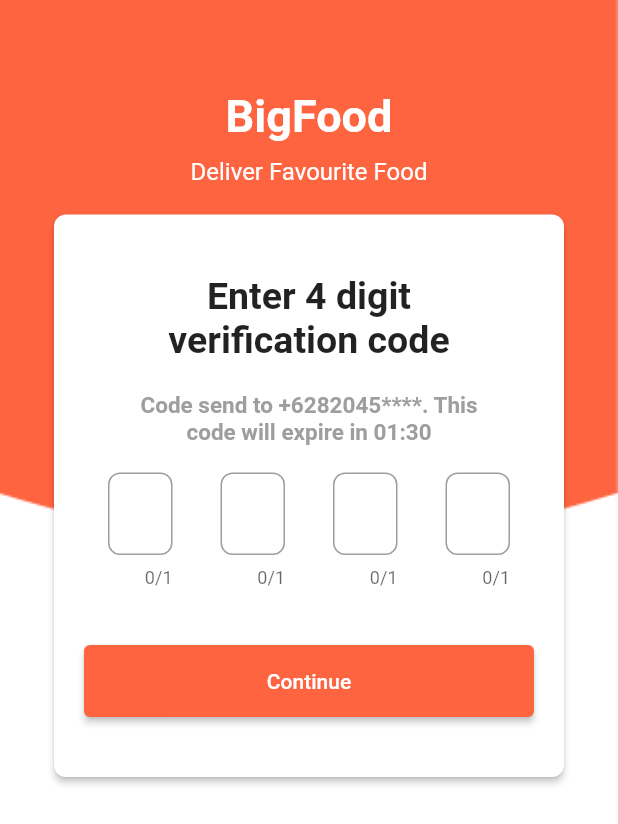
After one commit to flutter-preview/VachellChristiansen-BigFood, a Flutter app: the VerificationScreen screen opened by its route, on a phone screen of 412 x 824 dp. The commit adds this screen. Shown: the top 824 px of the screen. Run offline on Flutter 3.47's test engine with Material 2 defaults, Android fonts, the phone set to English and light mode, and no system bars; project files that could hold a hidden picture were left out.

Commit message:
menambahkan halaman verification tapi belum sempurna karena 0/1

```diff
--- /dev/null
+++ b/lib/Components/verificationcode_screen.dart
@@ -0,0 +1,236 @@
+import 'package:flutter/material.dart';
+
+class VerificationScreen extends StatefulWidget {
+  @override
+  _LoginScreenState createState() => _LoginScreenState();
+}
+
+class _LoginScreenState extends State<VerificationScreen> {
+  bool _showPassword = false;
+  final TextEditingController _otpController1 = TextEditingController();
+  final TextEditingController _otpController2 = TextEditingController();
+  final TextEditingController _otpController3 = TextEditingController();
+  final TextEditingController _otpController4 = TextEditingController();
+
+  @override
+  Widget build(BuildContext context) {
+    return Scaffold(
+      resizeToAvoidBottomInset: false,
+      body: SingleChildScrollView(
+        child: Container(
+          decoration: BoxDecoration(
+            image: DecorationImage(
+              image: AssetImage('assets/background.png'),
+              fit: BoxFit.cover,
+            ),
+          ),
+          child: Center(
+            child: Padding(
+              padding: const EdgeInsets.all(20.0),
+              child: Column(
+                mainAxisAlignment: MainAxisAlignment.center,
+                children: [
+                  Image.asset(
+                    'assets/logo.png',
+                    width: 40.0,
+                    height: 40.0,
+                  ),
+                  Text(
+                    'BigFood',
+                    style: TextStyle(
+                      fontSize: 30.0,
+                      fontWeight: FontWeight.bold,
+                      color: Color.fromARGB(255, 255, 255, 255),
+                    ),
+                  ),
+                  SizedBox(height: 10.0),
+                  Text(
+                    'Deliver Favourite Food',
+                    style: TextStyle(
+                      fontSize: 16.0,
+                      color: Color.fromARGB(255, 255, 255, 255),
+                    ),
+                  ),
+                  SizedBox(height: 15.0),
+                  CardBox(
+                    child: Container(
+                      width: 300.0, // Ubah lebar CardBox sesuai kebutuhan
+                      child: Column(
+                        children: [
+                          SizedBox(height: 20.0),
+                          Text(
+                            'Enter 4 digit \nverification code',
+                            textAlign: TextAlign.center,
+                            style: TextStyle(
+                              fontSize: 25.0,
+                              fontWeight: FontWeight.bold,
+                            ),
+                          ),
+                          SizedBox(height: 20.0),
+                          Text(
+                            'Code send to +6282045****. This \ncode will expire in 01:30',
+                            textAlign: TextAlign.center,
+                            style: TextStyle(
+                              fontSize: 15.0,
+                              fontWeight: FontWeight.bold,
+                              color: Colors.grey,
+                            ),
+                          ),
+                          SizedBox(height: 10.0),
+                          Row(
+                            mainAxisAlignment: MainAxisAlignment.spaceEvenly,
+                            children: [
+                              Expanded(
+                                child: BoxWrapper(
+                                  child: BoxTextField(
+                                    hintText: '',
+                                    obscureText: true,
+                                    controller: _otpController1,
+                                    maxLength: 1,
+                                  ),
+                                ),
+                              ),
+                              Expanded(
+                                child: BoxWrapper(
+                                  child: BoxTextField(
+                                    hintText: '',
+                                    obscureText: true,
+                                    controller: _otpController2,
+                                    maxLength: 1,
+                                  ),
+                                ),
+                              ),
+                              Expanded(
+                                child: BoxWrapper(
+                                  child: BoxTextField(
+                                    hintText: '',
+                                    obscureText: true,
+                                    controller: _otpController3,
+                                    maxLength: 1,
+                                  ),
+                                ),
+                              ),
+                              Expanded(
+                                child: BoxWrapper(
+                                  child: BoxTextField(
+                                    hintText: '',
+                                    obscureText: true,
+                                    controller: _otpController4,
+                                    maxLength: 1,
+                                  ),
+                                ),
+                              ),
+                            ],
+                          ),
+                          SizedBox(height: 30.0),
+                          SizedBox(
+                            width: double.infinity,
+                            child: ElevatedButton(
+                              onPressed: () {
+                                // Tambahkan logika untuk tombol login di sini
+                              },
+                              child: Text(
+                                'Continue',
+                                style: TextStyle(color: Colors.white),
+                              ),
+                              style: ElevatedButton.styleFrom(
+                                primary: Color(int.parse('FF6440', radix: 16)).withOpacity(1.0),
+                                minimumSize: Size(double.infinity, 48.0),
+                              ),
+                            ),
+                          ),
+                          SizedBox(height: 20.0),
+                        ],
+                      ),
+                    ),
+                  ),
+                  SizedBox(height: 30.0),
+                ],
+              ),
+            ),
+          ),
+        ),
+      ),
+    );
+  }
+}
+
+class CardBox extends StatelessWidget {
+  final Widget child;
+
+  const CardBox({Key? key, required this.child}) : super(key: key);
+
+  @override
+  Widget build(BuildContext context) {
+    return Card(
+      elevation: 2.0,
+      shape: RoundedRectangleBorder(
+        borderRadius: BorderRadius.circular(8.0),
+      ),
+      child: Padding(
+        padding: const EdgeInsets.all(20.0),
+        child: child,
+      ),
+    );
+  }
+}
+
+class BoxWrapper extends StatelessWidget {
+  final Widget child;
+
+  const BoxWrapper({Key? key, required this.child}) : super(key: key);
+
+  @override
+  Widget build(BuildContext context) {
+    return Container(
+      decoration: BoxDecoration(
+        color: Colors.white,
+        borderRadius: BorderRadius.circular(8.0),
+      ),
+      padding: EdgeInsets.symmetric(horizontal: 16.0),
+      margin: EdgeInsets.symmetric(vertical: 8.0),
+      child: child,
+    );
+  }
+}
+
+class BoxTextField extends StatelessWidget {
+  final String hintText;
+  final bool obscureText;
+  final TextEditingController? controller;
+  final int? maxLength;
+
+  const BoxTextField({
+    Key? key,
+    required this.hintText,
+    this.obscureText = false,
+    this.controller,
+    this.maxLength,
+  }) : super(key: key);
+
+  @override
+  Widget build(BuildContext context) {
+    return TextField(
+      controller: controller,
+      keyboardType: TextInputType.number,
+      decoration: InputDecoration(
+        hintText: hintText,
+        contentPadding: EdgeInsets.symmetric(vertical: 16.0),
+        border: OutlineInputBorder(
+          borderSide: BorderSide(color: Colors.grey),
+          borderRadius: BorderRadius.circular(8.0),
+        ),
+      ),
+      obscureText: obscureText,
+      maxLength: maxLength,
+      textAlign: TextAlign.center,
+      style: TextStyle(fontSize: 20.0),
+    );
+  }
+}
+
+void main() {
+  runApp(MaterialApp(
+    home: VerificationScreen(),
+  ));
+}
--- a/lib/main.dart
+++ b/lib/main.dart
@@ -7,6 +7,7 @@
 import 'Components/onboarding_one_screen.dart';
 import 'Components/payment_screen.dart';
 import 'Components/signup_screen.dart';
+import 'Components/verificationcode_screen.dart';
 
 void main() {
   runApp(const MyApp());
@@ -34,6 +35,7 @@
         '/payment': (context) =>  const PaymentMethodPage(),
         '/login': (context) =>  LoginScreen(),
         '/signup': (context) =>  SignUpScreen(),
+        '/verification': (context) =>  VerificationScreen(),
       },
     );
   }
```
